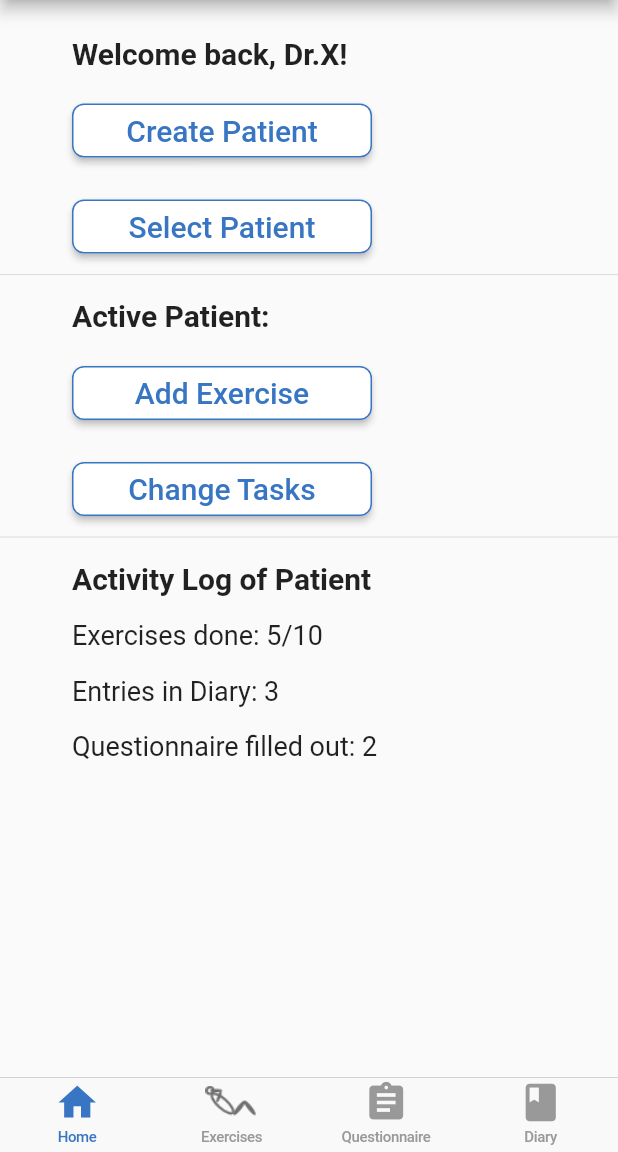
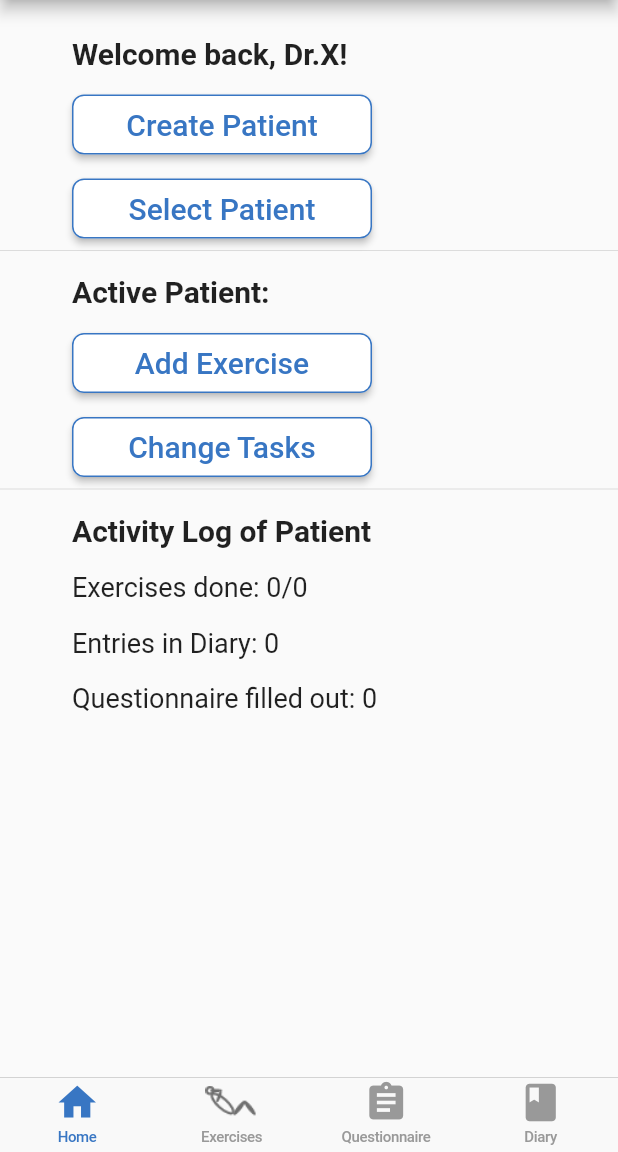
Before and after one commit to TjardL/RehAssistant, a Flutter app: the TherapistHomePage screen opened directly, on a phone screen of 412 x 824 dp, the part 84-1236 px from its top. Run offline on Flutter 3.47's test engine with Material 2 defaults, Android fonts, the phone set to English and light mode, and no system bars; our stand-ins replace charts_flutter, cloud_firestore, firebase_auth, flutter_calendar_carousel, flutter_local_notifications, rxdart; accounts and stored records are empty.

Commit message:
Activity Log

```diff
--- a/lib/pages/therapist_home_page.dart
+++ b/lib/pages/therapist_home_page.dart
@@ -34,12 +34,12 @@ class _TherapistHomePageState extends State<TherapistHomePage> {
   List<Map<String, String>> diaryItems = [];
   String name;
   String email = "tjard123@gmail.com";
-  int tasksDone;
-  int runStreak;
   PageController controller;
   int getPageIndex = 0;
   Map<String, List<DateTime>> exDates = {};
   List<DateTime> tempDate = [];
+  int exercisesDone = 0;
+  int exercisesDoneMax = 0;
   @override
   void initState() {
     controller = PageController(
@@ -107,15 +107,15 @@ class _TherapistHomePageState extends State<TherapistHomePage> {
   }
 
   _whenPageChanges(int pageIndex) {
-    setState(() {
-      this.getPageIndex = pageIndex;
-    });
+    this.getPageIndex = pageIndex;
+    //causes stutter, but without colors dont refresh, solution PROVIDER
+    setState(() {});
   }
 
   //Ab hier queries
   getData(String email) async {
     try {
-     // await _navigateAndDisplaySelectionInit(context);
+      // await _navigateAndDisplaySelectionInit(context);
       List responses = await Future.wait([
         getGeneralData(email),
         getExerciseData(email),
@@ -127,6 +127,30 @@ class _TherapistHomePageState extends State<TherapistHomePage> {
     }
   }
 
+  _calcExercisesDone() {
+    Set<DateTime> temp = {};
+    List<DateTime> temp2 = [];
+    exDates.forEach((key, value) {
+      temp.addAll(value);
+
+      temp.toSet().toList();
+    });
+    temp2 = temp.toList();
+    temp2.sort((a,b) => a.compareTo(b));
+    print(temp);
+    print("EXTIME ${temp.length}");
+    setState(() {
+      if (temp.isEmpty ?? true){
+ exercisesDoneMax = 0;
+      exercisesDone = 0;
+      } else {
+         exercisesDoneMax = temp2[0].difference(DateTime.now()).inDays.abs()+1;
+      exercisesDone = temp.length;
+      }
+
+    });
+  }
+
   getGeneralData(String email) async {
     await databaseReference
         .collection('User')
@@ -134,8 +158,6 @@ class _TherapistHomePageState extends State<TherapistHomePage> {
         .get()
         .then((DocumentSnapshot ds) {
       name = ds['name'];
-      tasksDone = ds['task_done'];
-      runStreak = ds['runstreak'];
 
       return ds;
     });
@@ -143,7 +165,7 @@ class _TherapistHomePageState extends State<TherapistHomePage> {
 
   getExerciseData(String email) async {
     exercises = [];
-    exDates={};
+    exDates = {};
     await databaseReference
         .collection('User')
         .document('$email')
@@ -174,7 +196,10 @@ class _TherapistHomePageState extends State<TherapistHomePage> {
             tempDate.add(DateFormat('d MMM yyyy').parse(g.documentID));
           });
           exDates["${f.documentID}"] = tempDate;
+
         });
+      _calcExercisesDone();
+
       });
     });
   }
@@ -296,21 +321,41 @@ class _TherapistHomePageState extends State<TherapistHomePage> {
               ),
               SizedBox(height: 16),
               Text(
-                'Exercises done: 5/10',
+                'Exercises done: $exercisesDone/$exercisesDoneMax',
+                style: TextStyle(fontSize: 18.0),
+              ),
+
+              /*FutureBuilder(
+                  future: dataFuture,
+                  builder: (context, snapshot) {
+                    if (snapshot.connectionState == ConnectionState.done) {
+                      return Text(
+                        'Exercises done: 1/10',
+                        style: TextStyle(
+                          fontSize: 18.0,
+                        ),
+                      );
+                    } else {
+                      return Text(
+                        'Exercises done: 0/10',
+                        style: TextStyle(
+                          fontSize: 18.0,
+                        ),
+                      );
+                    }
+                  }),*/
+
+
+              SizedBox(height: 16),
+              Text(
+                'Entries in Diary: ${diaryItems.length}',
                 style: TextStyle(
                   fontSize: 18.0,
                 ),
               ),
               SizedBox(height: 16),
               Text(
-                'Entries in Diary: 3',
-                style: TextStyle(
-                  fontSize: 18.0,
-                ),
-              ),
-              SizedBox(height: 16),
-              Text(
-                'Questionnaire filled out: 2',
+                'Questionnaire filled out: ${questionnaireItems.length}',
                 style: TextStyle(
                   fontSize: 18.0,
                 ),
@@ -333,8 +378,6 @@ class _TherapistHomePageState extends State<TherapistHomePage> {
     if (ds != null) {
       setState(() {
         name = ds['name'];
-        tasksDone = ds['task_done'];
-        runStreak = ds['runstreak'];
         email = ds.documentID;
         getData(email);
       });
@@ -351,8 +394,6 @@ class _TherapistHomePageState extends State<TherapistHomePage> {
     );
     if (ds != null) {
       name = ds['name'];
-      tasksDone = ds['task_done'];
-      runStreak = ds['runstreak'];
       email = ds.documentID;
       await getData(email);
     }
--- a/lib/widgets/small_task_button.dart
+++ b/lib/widgets/small_task_button.dart
@@ -7,6 +7,7 @@ class SmallTaskButton extends StatelessWidget {
   Widget build(BuildContext context) {
     return Container(
                 width: 200,
+                height: 40,
                 child: RaisedButton(
                   color: Colors.white,
                   shape: RoundedRectangleBorder(
```
Also changed, not shown: 3 other files.
